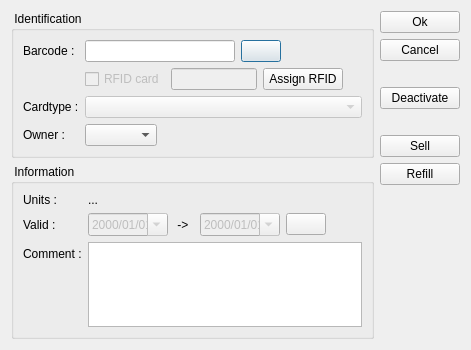
Above: client/dlgpatientcardedit.ui from tbikfalvi/Belenus before the change. Below: the same form after it.
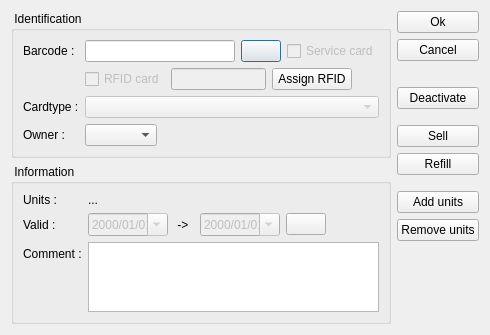
That is the form after the change.

Commit message: rfid use finetune, card info, service card

The edit to the form file:
```diff
--- a/client/dlgpatientcardedit.ui
+++ b/client/dlgpatientcardedit.ui
@@ -7,7 +7,7 @@
     <x>0</x>
     <y>0</y>
     <width>471</width>
-    <height>350</height>
+    <height>327</height>
    </rect>
   </property>
   <property name="windowTitle">
@@ -60,6 +60,16 @@
             </property>
            </widget>
           </item>
+          <item>
+           <widget class="QCheckBox" name="chkService">
+            <property name="enabled">
+             <bool>false</bool>
+            </property>
+            <property name="text">
+             <string>Service card</string>
+            </property>
+           </widget>
+          </item>
           <item>
            <spacer name="horizontalSpacer_5">
             <property name="orientation">
@@ -365,7 +375,7 @@
        <property name="sizeHint" stdset="0">
         <size>
          <width>20</width>
-         <height>20</height>
+         <height>10</height>
         </size>
        </property>
       </spacer>
@@ -396,6 +406,36 @@
        </property>
       </widget>
      </item>
+     <item>
+      <spacer name="verticalSpacer_4">
+       <property name="orientation">
+        <enum>Qt::Vertical</enum>
+       </property>
+       <property name="sizeType">
+        <enum>QSizePolicy::Fixed</enum>
+       </property>
+       <property name="sizeHint" stdset="0">
+        <size>
+         <width>20</width>
+         <height>10</height>
+        </size>
+       </property>
+      </spacer>
+     </item>
+     <item>
+      <widget class="QPushButton" name="pbAddUnits">
+       <property name="text">
+        <string>Add units</string>
+       </property>
+      </widget>
+     </item>
+     <item>
+      <widget class="QPushButton" name="pbRemoveUnits">
+       <property name="text">
+        <string>Remove units</string>
+       </property>
+      </widget>
+     </item>
      <item>
       <spacer name="verticalSpacer">
        <property name="orientation">
```
Left out of the diff: 5 changed lines with no effect on the pictures. The commit also changes 18 other files.
